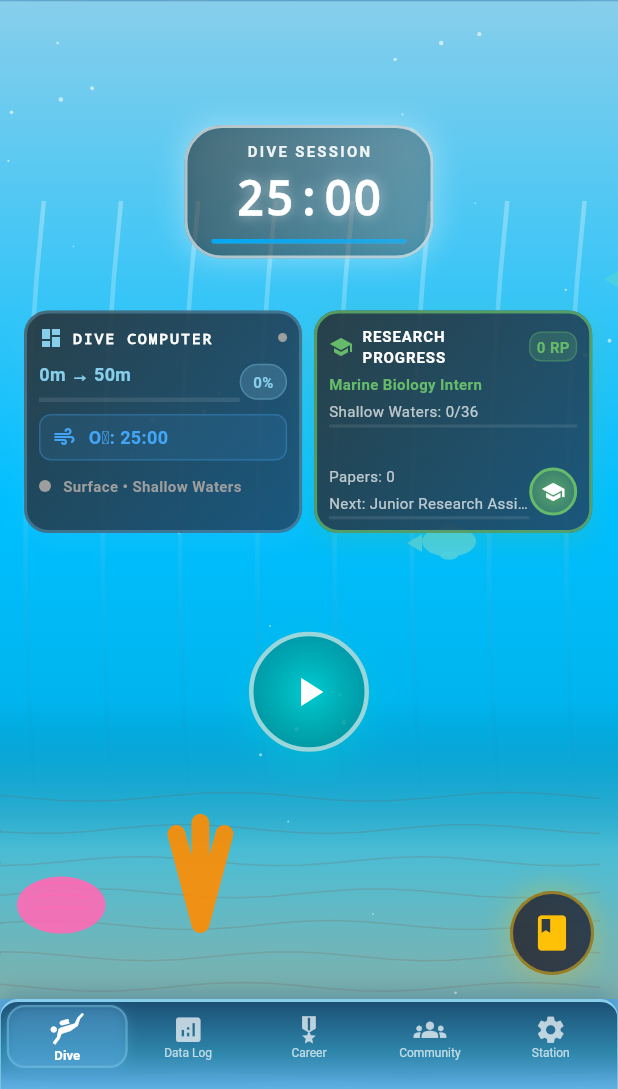
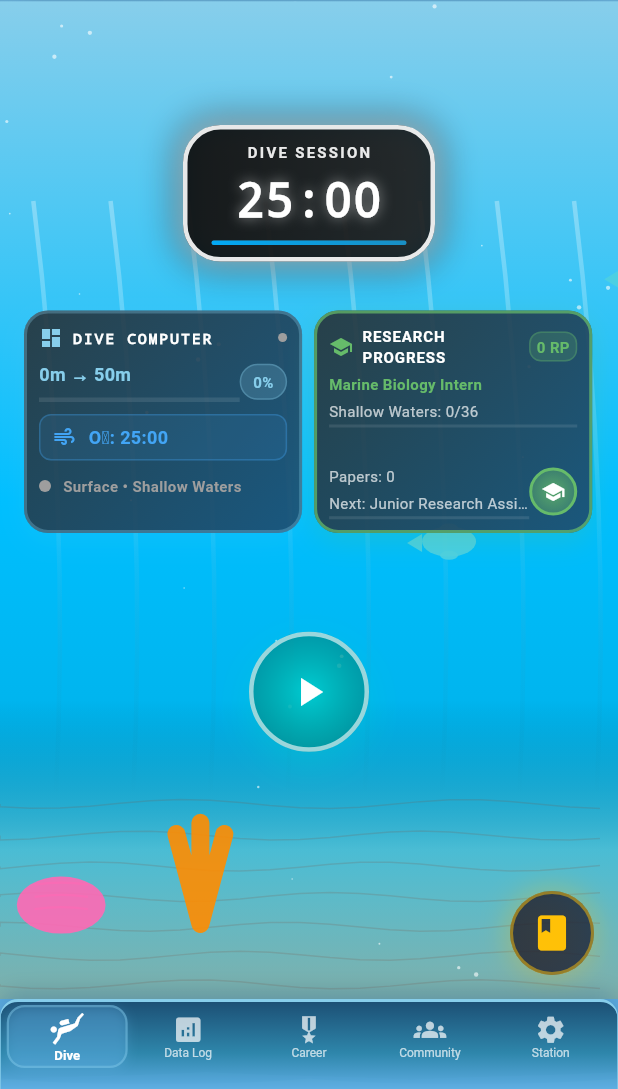
Before and after one commit to DogukanZengin/flow-pulse, a Flutter app: the screen it shows after launch, on a phone screen of 412 x 824 dp, the part 147-1236 px from its top. Run offline on Flutter 3.47's test engine with Material 3 defaults, Android fonts, the light colour scheme and no system bars; our stand-ins replace audioplayers, fl_chart, flutter_local_notifications, flutter_screenutil, shared_preferences, sqflite and 1 more; missing offline and left inert: workmanager; accounts and stored records are empty.

Commit message:
Refactor ambient animation system in FullScreenOceanWidget
Consolidates wave, bubble, and timer pulse animations under a single master AnimationController for improved performance and maintainability. Extracts layout and animation constants into a dedicated class, introduces cached Paint objects for custom painters, and updates responsive positioning and animation logic throughout the widget.

```diff
--- a/lib/widgets/full_screen_ocean_widget.dart
+++ b/lib/widgets/full_screen_ocean_widget.dart
@@ -18,6 +18,57 @@ import '../themes/ocean_theme.dart';
 import '../constants/timer_constants.dart';
 import '../utils/responsive_helper.dart';
 
+/// Constants for FullScreenOceanWidget layout and animations
+class _OceanWidgetConstants {
+  // Animation durations
+  static const masterAnimationDuration = Duration(seconds: 12);
+  static const journalExpandDuration = Duration(milliseconds: 300);
+  static const containerAnimationDuration = Duration(milliseconds: 300);
+
+  // Animation cycles
+  static const waveCyclesPerMaster = 3.0; // 3 wave cycles in 12 seconds
+  static const bubbleCyclesPerMaster = 2.0; // 2 bubble cycles in 12 seconds
+  static const timerPulsePeriod = 2.0 / 12.0; // 2s pulse within 12s master
+
+  // Timer styling
+  static const timerBorderRadius = 25.0;
+  static const timerBorderWidth = 3.0;
+  static const timerProgressBarHeight = 3.0;
+
+  // Background alpha values
+  static const timerBackgroundPrimary = 0.85;
+  static const timerBackgroundSecondary = 0.75;
+  static const timerBorderAlpha = 0.9;
+  static const timerShadowAlpha = 0.6;
+  static const timerGlowAlpha = 0.5;
+
+  // Responsive positioning (percentages)
+  static const timerTopMobile = 0.10;
+  static const timerTopTablet = 0.09;
+  static const timerTopDesktop = 0.08;
+
+  static const researchStationTopMobile = 0.25;
+  static const researchStationTopTablet = 0.23;
+  static const researchStationTopDesktop = 0.20;
+
+  static const centralControlBottomMobile = 0.20;
+  static const centralControlBottomTablet = 0.32;
+
+  // Depth thresholds
+  static const coralGardenDepthThreshold = 10.0;
+  static const deepOceanDepthThreshold = 20.0;
+  static const abyssalZoneDepthThreshold = 40.0;
+
+  // Particle counts and sizes
+  static const particleCount = 15;
+  static const ambientBubbleCount = 12;
+  static const equipmentBubbleCount = 3;
+
+  // Fish animation
+  static const baseFishDuration = 8;
+  static const fishDurationIncrement = 3;
+}
+
 /// Full-screen marine biology research station and ocean environment
 /// Replaces the circular timer with an immersive underwater experience
 class FullScreenOceanWidget extends StatefulWidget {
@@ -58,11 +109,14 @@ class FullScreenOceanWidget extends StatefulWidget {
 
 class _FullScreenOceanWidgetState extends State<FullScreenOceanWidget>
     with TickerProviderStateMixin {
-  late AnimationController _waveController;
-  late AnimationController _bubbleController;
+  // Consolidated animation system
+  late AnimationController _masterController;
+  late Animation<double> _waveAnimation;
+  late Animation<double> _bubbleAnimation;
+  late Animation<double> _timerPulseAnimation;
+
+  // Separate controllers for user interactions and session-based animations
   late AnimationController _depthController;
-  late AnimationController _timerPulseController;
-  late Animation<double> _timerPulseAnimation;
   late AnimationController _journalExpandController;
   late Animation<double> _journalExpandAnimation;
   late List<AnimationController> _fishControllers;
@@ -89,17 +143,30 @@ class _FullScreenOceanWidgetState extends State<FullScreenOceanWidget>
     // Initialize continuous time
     _startTime = DateTime.now();
 
-    // Water wave animation
-    _waveController = AnimationController(
-      duration: const Duration(seconds: 4),
+    // Master controller for ambient animations (waves, bubbles, timer pulse)
+    _masterController = AnimationController(
+      duration: _OceanWidgetConstants.masterAnimationDuration,
       vsync: this,
     )..repeat();
 
-    // Bubble animation
-    _bubbleController = AnimationController(
-      duration: const Duration(seconds: 6),
-      vsync: this,
-    )..repeat();
+    // Create multiple animations from single controller
+    _waveAnimation = Tween<double>(
+      begin: 0.0,
+      end: _OceanWidgetConstants.waveCyclesPerMaster,
+    ).animate(_masterController);
+
+    _bubbleAnimation = Tween<double>(
+      begin: 0.0,
+      end: _OceanWidgetConstants.bubbleCyclesPerMaster,
+    ).animate(_masterController);
+
+    _timerPulseAnimation = Tween<double>(
+      begin: 1.0,
+      end: 1.1,
+    ).animate(CurvedAnimation(
+      parent: _masterController,
+      curve: const _RepeatingCurve(period: _OceanWidgetConstants.timerPulsePeriod),
+    ));
 
     // Depth progression animation (mimics diving deeper during session)
     _depthController = AnimationController(
@@ -107,23 +174,9 @@ class _FullScreenOceanWidgetState extends State<FullScreenOceanWidget>
       vsync: this,
     );
 
-    // Timer pulse animation for visibility
-    _timerPulseController = AnimationController(
-      duration: const Duration(seconds: 2),
-      vsync: this,
-    );
-
-    _timerPulseAnimation = Tween<double>(
-      begin: 1.0,
-      end: 1.1,
-    ).animate(CurvedAnimation(
-      parent: _timerPulseController,
-      curve: Curves.easeInOut,
-    ));
-
     // Journal expand animation
     _journalExpandController = AnimationController(
-      duration: const Duration(milliseconds: 300),
+      duration: _OceanWidgetConstants.journalExpandDuration,
       vsync: this,
     );
 
@@ -141,7 +194,6 @@ class _FullScreenOceanWidgetState extends State<FullScreenOceanWidget>
     // Start depth progression if session is running
     if (widget.isRunning) {
       _depthController.forward();
-      _timerPulseController.repeat(reverse: true);
     }
 
     // Load discovered creatures for research journal
@@ -194,7 +246,7 @@ class _FullScreenOceanWidgetState extends State<FullScreenOceanWidget>
 
     for (int i = 0; i < widget.visibleCreatures.length; i++) {
       final controller = AnimationController(
-        duration: Duration(seconds: 8 + i * 3), // Vary swimming speed
+        duration: Duration(seconds: _OceanWidgetConstants.baseFishDuration + i * _OceanWidgetConstants.fishDurationIncrement),
         vsync: this,
       );
 
@@ -232,20 +284,15 @@ class _FullScreenOceanWidgetState extends State<FullScreenOceanWidget>
     // Update depth progression based on session state
     if (widget.isRunning && !oldWidget.isRunning) {
       _depthController.forward();
-      _timerPulseController.repeat(reverse: true);
     } else if (!widget.isRunning && oldWidget.isRunning) {
       _depthController.stop();
-      _timerPulseController.stop();
-      _timerPulseController.reset();
     }
   }
 
   @override
   void dispose() {
-    _waveController.dispose();
-    _bubbleController.dispose();
+    _masterController.dispose();
     _depthController.dispose();
-    _timerPulseController.dispose();
     _journalExpandController.dispose();
     for (final controller in _fishControllers) {
       controller.dispose();
@@ -269,9 +316,9 @@ class _FullScreenOceanWidgetState extends State<FullScreenOceanWidget>
 
   BiomeType _getCurrentBiome() {
     final depth = _getCurrentDepth();
-    if (depth >= 40) return BiomeType.abyssalZone;
-    if (depth >= 20) return BiomeType.deepOcean;
-    if (depth >= 10) return BiomeType.coralGarden;
+    if (depth >= _OceanWidgetConstants.abyssalZoneDepthThreshold) return BiomeType.abyssalZone;
+    if (depth >= _OceanWidgetConstants.deepOceanDepthThreshold) return BiomeType.deepOcean;
+    if (depth >= _OceanWidgetConstants.coralGardenDepthThreshold) return BiomeType.coralGarden;
     return BiomeType.shallowWaters;
   }
 
@@ -369,9 +416,9 @@ class _FullScreenOceanWidgetState extends State<FullScreenOceanWidget>
             Positioned(
               top: ResponsiveHelper.responsiveValue<double>(
                 context: context,
-                mobile: screenSize.height * 0.10,  // 10% from top on mobile
-                tablet: screenSize.height * 0.09,   // 9% from top on tablet
-                desktop: screenSize.height * 0.08,  // 8% from top on desktop
+                mobile: screenSize.height * _OceanWidgetConstants.timerTopMobile,
+                tablet: screenSize.height * _OceanWidgetConstants.timerTopTablet,
+                desktop: screenSize.height * _OceanWidgetConstants.timerTopDesktop,
               ),
               left: 0,
               right: 0,
@@ -384,9 +431,9 @@ class _FullScreenOceanWidgetState extends State<FullScreenOceanWidget>
             Positioned(
               top: ResponsiveHelper.responsiveValue<double>(
                 context: context,
-                mobile: screenSize.height * 0.25,  // 25% from top on mobile
-                tablet: screenSize.height * 0.23,   // 23% from top on tablet
-                desktop: screenSize.height * 0.20,  // 20% from top on desktop
+                mobile: screenSize.height * _OceanWidgetConstants.researchStationTopMobile,
+                tablet: screenSize.height * _OceanWidgetConstants.researchStationTopTablet,
+                desktop: screenSize.height * _OceanWidgetConstants.researchStationTopDesktop,
               ),
               left: ResponsiveHelper.getResponsiveSpacing(context, 'screen', fallback: 20.0),
               right: ResponsiveHelper.getResponsiveSpacing(context, 'screen', fallback: 20.0),
@@ -447,11 +494,11 @@ class _FullScreenOceanWidgetState extends State<FullScreenOceanWidget>
 
   Widget _buildWaterBackground(Size screenSize) {
     return AnimatedBuilder(
-      animation: _waveController,
+      animation: _waveAnimation,
       builder: (context, child) {
         return CustomPaint(
           painter: AdvancedBiomeEnvironmentPainter(
-            progress: _continuousTime,
+            progress: _waveAnimation.value,
             biome: _getCurrentBiome(),
             depth: _getCurrentDepth().toDouble(),
             sessionProgress: widget.sessionProgress,
@@ -464,11 +511,11 @@ class _FullScreenOceanWidgetState extends State<FullScreenOceanWidget>
 
   Widget _buildDepthParticles(Size screenSize) {
     return AnimatedBuilder(
-      animation: _bubbleController,
+      animation: _bubbleAnimation,
       builder: (context, child) {
         return CustomPaint(
           painter: DepthParticlesPainter(
-            progress: _bubbleController.value,
+            progress: _bubbleAnimation.value,
             depth: _getCurrentDepth().round(),
             isActive: widget.isRunning,
           ),
@@ -558,11 +605,11 @@ class _FullScreenOceanWidgetState extends State<FullScreenOceanWidget>
 
   Widget _buildBubbles(Size screenSize) {
     return AnimatedBuilder(
-      animation: _bubbleController,
+      animation: _bubbleAnimation,
       builder: (context, child) {
         return CustomPaint(
           painter: ResearchBubblesPainter(
-            progress: _bubbleController.value,
+            progress: _bubbleAnimation.value,
             isActive: widget.isRunning,
             screenSize: screenSize,
           ),
@@ -608,23 +655,28 @@ class _FullScreenOceanWidgetState extends State<FullScreenOceanWidget>
         return Transform.scale(
           scale: widget.isRunning ? _timerPulseAnimation.value : 1.0,
           child: AnimatedContainer(
-            duration: const Duration(milliseconds: 300),
+            duration: _OceanWidgetConstants.containerAnimationDuration,
             padding: EdgeInsets.symmetric(horizontal: horizontalPadding, vertical: verticalPadding),
             decoration: BoxDecoration(
-              borderRadius: BorderRadius.circular(25),
+              borderRadius: BorderRadius.circular(_OceanWidgetConstants.timerBorderRadius),
               gradient: LinearGradient(
                 colors: [
-                  Colors.black.withValues(alpha: 0.5),
-                  Colors.black.withValues(alpha: 0.3),
+                  Colors.black.withValues(alpha: _OceanWidgetConstants.timerBackgroundPrimary),
+                  Colors.black.withValues(alpha: _OceanWidgetConstants.timerBackgroundSecondary),
                 ],
               ),
               border: Border.all(
-                color: urgencyColor.withValues(alpha: 0.6),
-                width: 2,
+                color: urgencyColor.withValues(alpha: _OceanWidgetConstants.timerBorderAlpha),
+                width: _OceanWidgetConstants.timerBorderWidth,
               ),
               boxShadow: [
                 BoxShadow(
-                  color: urgencyColor.withValues(alpha: 0.3),
+                  color: Colors.black.withValues(alpha: _OceanWidgetConstants.timerShadowAlpha),
+                  blurRadius: 20,
+                  spreadRadius: 3,
+                ),
+                BoxShadow(
+                  color: urgencyColor.withValues(alpha: _OceanWidgetConstants.timerGlowAlpha),
                   blurRadius: 15,
                   spreadRadius: 2,
                 ),
@@ -725,8 +777,8 @@ class _FullScreenOceanWidgetState extends State<FullScreenOceanWidget>
     // Responsive positioning
     final bottomOffset = ResponsiveHelper.responsiveValue<double>(
       context: context,
-      mobile: screenSize.height * 0.20,  // 35% from bottom on mobile
-      tablet: screenSize.height * 0.32,   // 32% from bottom on tablet
+      mobile: screenSize.height * _OceanWidgetConstants.centralControlBottomMobile,
+      tablet: screenSize.height * _OceanWidgetConstants.centralControlBottomTablet,
     );
 
     // Container needs extra width for reset button
@@ -1385,6 +1437,19 @@ class DepthParticlesPainter extends CustomPainter {
   final int depth;
   final bool isActive;
 
+  // Cached paint objects for performance
+  static final Paint _shallowPaint = Paint()
+    ..color = Colors.yellow.withValues(alpha: 0.4)
+    ..style = PaintingStyle.fill;
+
+  static final Paint _midWaterPaint = Paint()
+    ..color = Colors.white.withValues(alpha: 0.3)
+    ..style = PaintingStyle.fill;
+
+  static final Paint _deepWaterPaint = Paint()
+    ..color = Colors.cyan.withValues(alpha: 0.6)
+    ..style = PaintingStyle.fill;
+
   DepthParticlesPainter({
     required this.progress,
     required this.depth,
@@ -1395,28 +1460,22 @@ class DepthParticlesPainter extends CustomPainter {
   void paint(Canvas canvas, Size size) {
     if (!isActive) return;
 
-    final paint = Paint()
-      ..style = PaintingStyle.fill;
-
-    // Plankton/debris particles
-    for (int i = 0; i < 15; i++) {
+    // Plankton/debris particles using cached paint objects
+    for (int i = 0; i < _OceanWidgetConstants.particleCount; i++) {
       final offset = (progress + i * 0.1) % 1.0;
       final x = size.width * (0.1 + i * 0.06);
       final y = offset * size.height;
 
-      // Vary particle appearance based on depth
+      // Vary particle appearance based on depth using cached paints
       if (depth < 15) {
         // Shallow water - small bright particles (plankton)
-        paint.color = Colors.yellow.withValues(alpha: 0.4);
-        canvas.drawCircle(Offset(x, y), 1.5, paint);
+        canvas.drawCircle(Offset(x, y), 1.5, _shallowPaint);
       } else if (depth < 30) {
         // Mid water - marine snow
-        paint.color = Colors.white.withValues(alpha: 0.3);
-        canvas.drawCircle(Offset(x, y), 1, paint);
+        canvas.drawCircle(Offset(x, y), 1, _midWaterPaint);
       } else {
         // Deep water - bioluminescent particles
-        paint.color = Colors.cyan.withValues(alpha: 0.6);
-        canvas.drawCircle(Offset(x, y), 2, paint);
+        canvas.drawCircle(Offset(x, y), 2, _deepWaterPaint);
       }
     }
   }
@@ -1736,6 +1795,11 @@ class ResearchBubblesPainter extends CustomPainter {
   final bool isActive;
   final Size screenSize;
 
+  // Cached paint object for bubbles
+  static final Paint _bubblePaint = Paint()
+    ..color = Colors.white.withValues(alpha: 0.6)
+    ..style = PaintingStyle.fill;
+
   ResearchBubblesPainter({
     required this.progress,
     required this.isActive,
@@ -1745,10 +1809,6 @@ class ResearchBubblesPainter extends CustomPainter {
   @override
   void paint(Canvas canvas, Size size) {
     if (!isActive) return;
-
-    final paint = Paint()
-      ..color = Colors.white.withValues(alpha: 0.6)
-      ..style = PaintingStyle.fill;
 
     // Equipment bubbles from dive computer area
     final equipmentBubbles = [
@@ -1768,20 +1828,20 @@ class ResearchBubblesPainter extends CustomPainter {
         canvas.drawCircle(
           Offset(x, y),
           bubbleSize,
-          paint,
+          _bubblePaint,
         );
       }
     }
 
     // Research station ambient bubbles
-    for (int i = 0; i < 12; i++) {
+    for (int i = 0; i < _OceanWidgetConstants.ambientBubbleCount; i++) {
       final offset = (progress + i * 0.12) % 1.0;
       final x = screenSize.width * (0.1 + i * 0.07);
       final y = screenSize.height * (1.0 - offset);
       final radius = 1.5 + (i % 4);
 
       if (y > 0 && y < screenSize.height) {
-        canvas.drawCircle(Offset(x, y), radius, paint);
+        canvas.drawCircle(Offset(x, y), radius, _bubblePaint);
       }
     }
   }
@@ -1791,3 +1851,16 @@ class ResearchBubblesPainter extends CustomPainter {
     return oldDelegate.progress != progress || oldDelegate.isActive != isActive;
   }
 }
+
+/// Custom curve that repeats a pattern within a longer duration
+class _RepeatingCurve extends Curve {
+  const _RepeatingCurve({required this.period});
+
+  final double period; // Fraction of the total duration for one cycle
+
+  @override
+  double transform(double t) {
+    final normalizedT = (t % period) / period;
+    return Curves.easeInOut.transform(normalizedT);
+  }
+}
```
